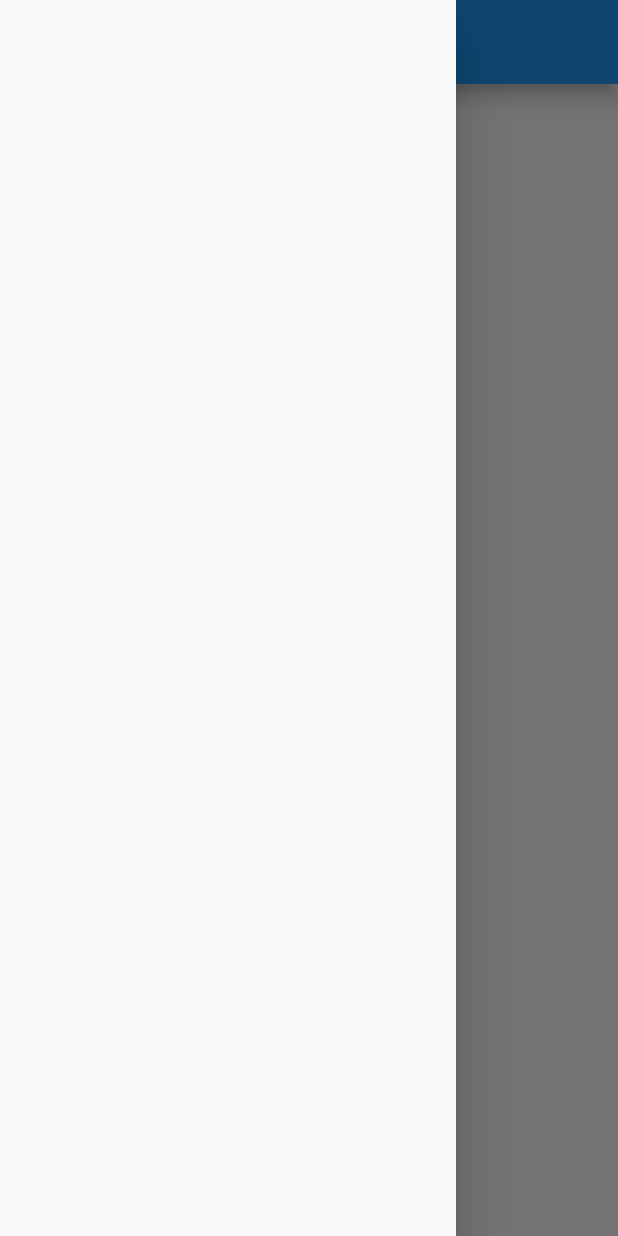
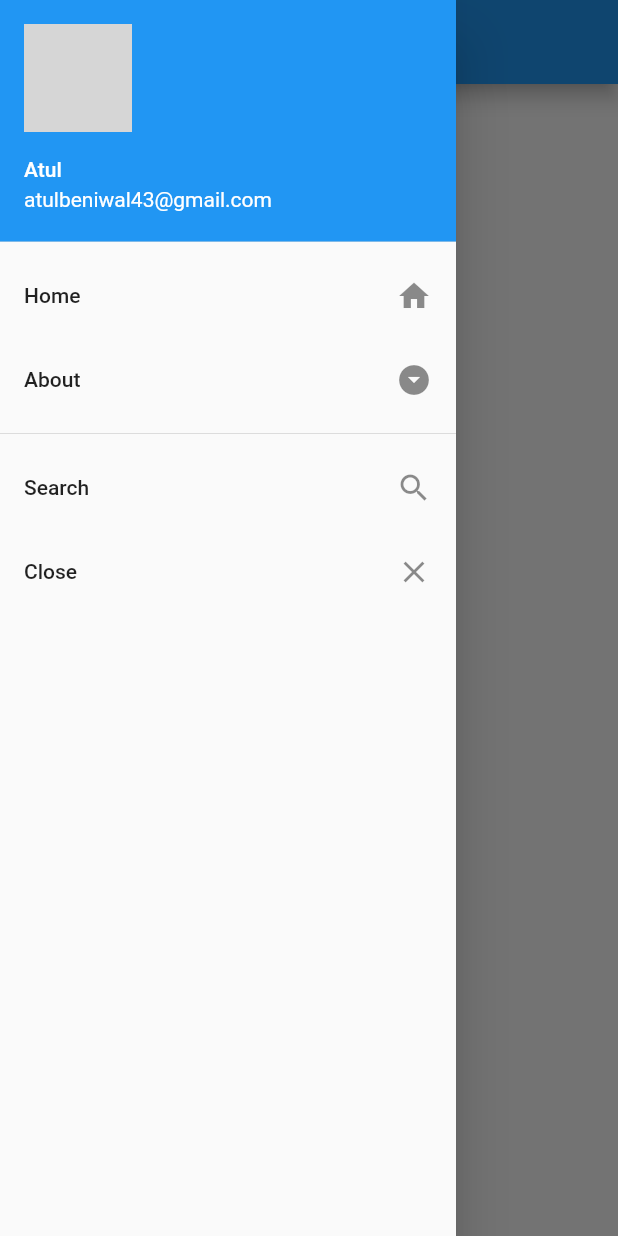
Before and after one commit to atul000/flutter-navigation_drawer, a Flutter app: the screen it shows after launch, with the side drawer open, on a phone screen of 412 x 824 dp. Run offline on Flutter 3.47's test engine with Material 2 defaults, Android fonts, the phone set to English and light mode, and no system bars; grey boxes are pictures that could not be loaded.

Commit message:
version 2

```diff
--- a/lib/main.dart
+++ b/lib/main.dart
@@ -21,7 +21,36 @@ class HomePage extends StatelessWidget {
         title: new Text("Navigation Drawer"),
         elevation: defaultTargetPlatform == TargetPlatform.android ? 5.0 : 2.0,
       ),
-      drawer: new Drawer(),
+      drawer: new Drawer(
+        child: new ListView(
+          children: <Widget>[
+            new UserAccountsDrawerHeader(
+              accountName: new Text("Atul"),
+              accountEmail: new Text("atulbeniwal43@gmail.com"),
+              currentAccountPicture: new CircleAvatar(
+                backgroundImage: AssetImage("assets/atul.JPG"),
+              ),
+            ),
+            new ListTile(
+              title: new Text("Home"),
+              trailing: new Icon(Icons.home),
+            ),
+            new ListTile(
+              title: new Text("About"),
+              trailing: new Icon(Icons.arrow_drop_down_circle),
+            ),
+            new Divider(),
+            new ListTile(
+              title: new Text("Search"),
+              trailing: new Icon(Icons.search),
+            ),
+            new ListTile(
+              title: new Text("Close"),
+              trailing: new Icon(Icons.close),
+            ),
+          ],
+        ),
+      ),
       body: new Container(
         child: new Center(
           child: new Text("Home"),
```
Also changed, not shown: pubspec.yaml (+2 -7 lines), 1 other file.
